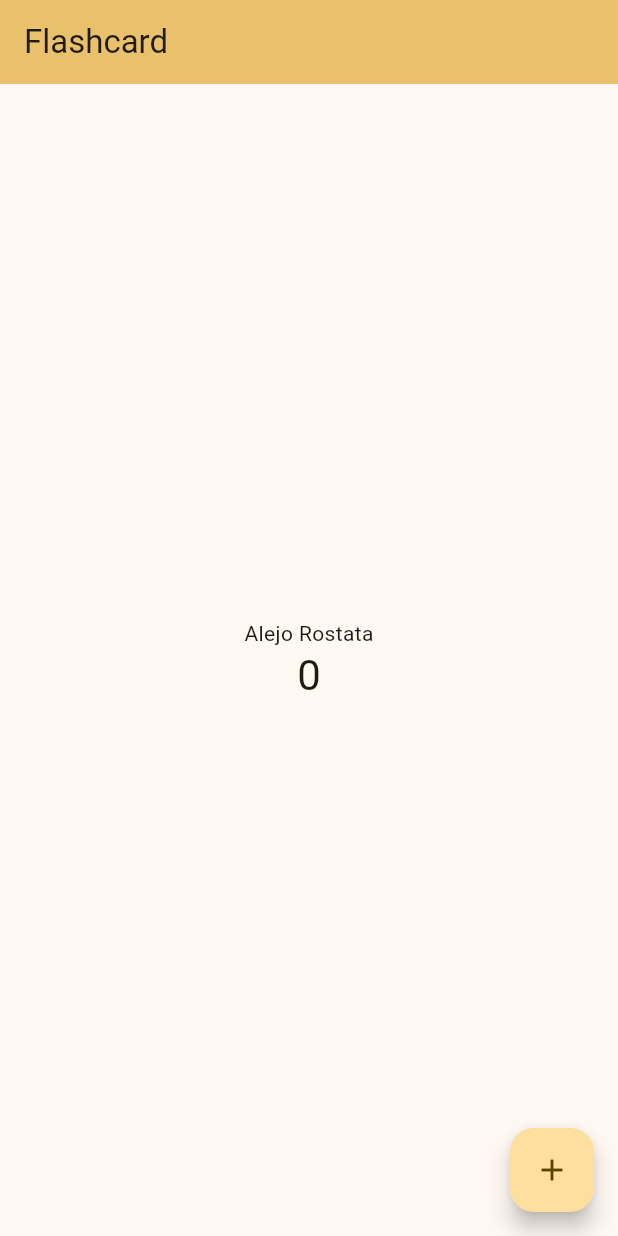
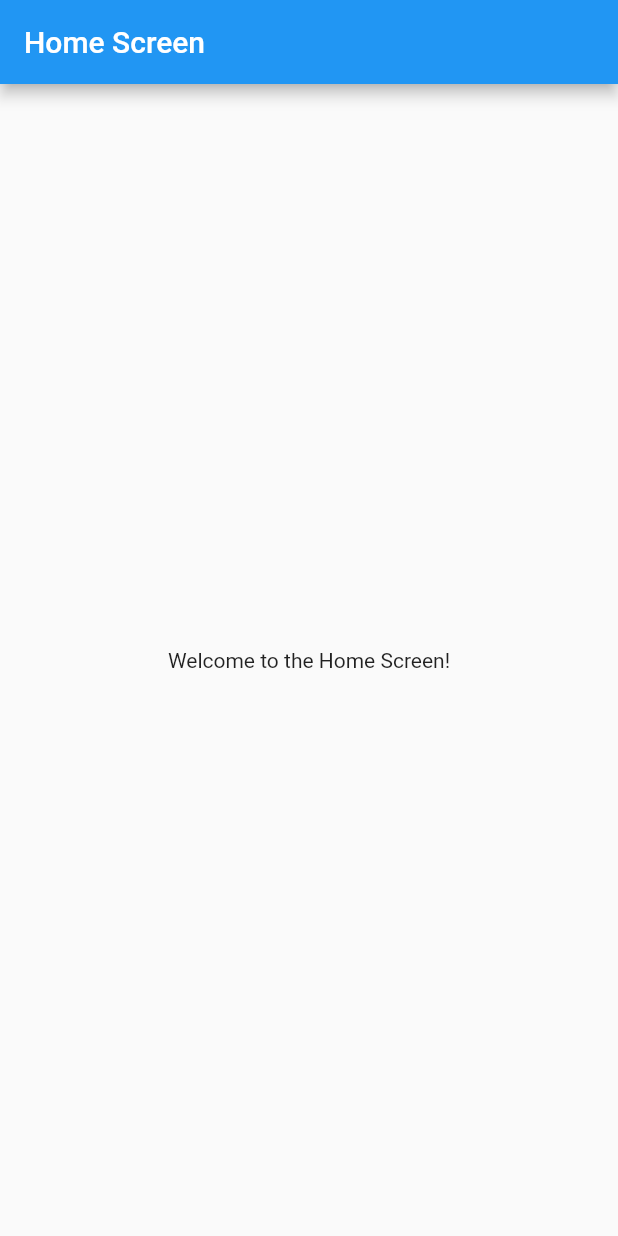
Before and after one commit to poralcode/flashcard, a Flutter app: the screen it shows after launch, on a phone screen of 412 x 824 dp. Run offline on Flutter 3.47's test engine with Material 2 defaults, Android fonts, the phone set to English and light mode, and no system bars.

Commit message:
Added Splash Screen

```diff
--- a/lib/main.dart
+++ b/lib/main.dart
@@ -7,119 +7,61 @@ void main() {
 class MyApp extends StatelessWidget {
   const MyApp({super.key});
 
-  // This widget is the root of your application.
+  // This widget is the root of the application.
   @override
   Widget build(BuildContext context) {
     return MaterialApp(
       title: 'Flashcard',
       theme: ThemeData(
-        // This is the theme of your application.
-        //
-        // TRY THIS: Try running your application with "flutter run". You'll see
-        // the application has a blue toolbar. Then, without quitting the app,
-        // try changing the seedColor in the colorScheme below to Colors.green
-        // and then invoke "hot reload" (save your changes or press the "hot
-        // reload" button in a Flutter-supported IDE, or press "r" if you used
-        // the command line to start the app).
-        //
-        // Notice that the counter didn't reset back to zero; the application
-        // state is not lost during the reload. To reset the state, use hot
-        // restart instead.
-        //
-        // This works for code too, not just values: Most code changes can be
-        // tested with just a hot reload.
-        colorScheme: ColorScheme.fromSeed(seedColor: Colors.amber),
-        useMaterial3: true,
+        primarySwatch: Colors.blue,
       ),
-      home: const MyHomePage(title: 'Flashcard'),
+      home: const SplashScreen(), // Use SplashScreen as the initial route
+      routes: {
+        '/home': (context) => const HomeScreen(), // Define your main screen
+      },
     );
   }
 }
 
-class MyHomePage extends StatefulWidget {
-  const MyHomePage({super.key, required this.title});
-
-  // This widget is the home page of your application. It is stateful, meaning
-  // that it has a State object (defined below) that contains fields that affect
-  // how it looks.
-
-  // This class is the configuration for the state. It holds the values (in this
-  // case the title) provided by the parent (in this case the App widget) and
-  // used by the build method of the State. Fields in a Widget subclass are
-  // always marked "final".
-
-  final String title;
-
+class SplashScreen extends StatefulWidget {
+  const SplashScreen({Key? key}) : super(key: key);
   @override
-  State<MyHomePage> createState() => _MyHomePageState();
+  SplashScreenState createState() => SplashScreenState();
 }
 
-class _MyHomePageState extends State<MyHomePage> {
-  int _counter = 0;
-
-  void _incrementCounter() {
-    setState(() {
-      // This call to setState tells the Flutter framework that something has
-      // changed in this State, which causes it to rerun the build method below
-      // so that the display can reflect the updated values. If we changed
-      // _counter without calling setState(), then the build method would not be
-      // called again, and so nothing would appear to happen.
-      _counter++;
+class SplashScreenState extends State<SplashScreen> {
+  @override
+  void initState() {
+    super.initState();
+    // Initialize data before showing the main screen: Fetch list of flashcard items from database.
+    Future.delayed(const Duration(seconds: 3), () {
+      Navigator.pushReplacementNamed(
+          context, '/home'); // Navigate to the main screen
     });
   }
 
   @override
   Widget build(BuildContext context) {
-    // This method is rerun every time setState is called, for instance as done
-    // by the _incrementCounter method above.
-    //
-    // The Flutter framework has been optimized to make rerunning build methods
-    // fast, so that you can just rebuild anything that needs updating rather
-    // than having to individually change instances of widgets.
-    return Scaffold(
-      appBar: AppBar(
-        // TRY THIS: Try changing the color here to a specific color (to
-        // Colors.amber, perhaps?) and trigger a hot reload to see the AppBar
-        // change color while the other colors stay the same.
-        backgroundColor: Theme.of(context).colorScheme.inversePrimary,
-        // Here we take the value from the MyHomePage object that was created by
-        // the App.build method, and use it to set our appbar title.
-        title: Text(widget.title),
+    return const Scaffold(
+      body: Center(
+        child: CircularProgressIndicator(), // Set any widget
       ),
-      body: Center(
-        // Center is a layout widget. It takes a single child and positions it
-        // in the middle of the parent.
-        child: Column(
-          // Column is also a layout widget. It takes a list of children and
-          // arranges them vertically. By default, it sizes itself to fit its
-          // children horizontally, and tries to be as tall as its parent.
-          //
-          // Column has various properties to control how it sizes itself and
-          // how it positions its children. Here we use mainAxisAlignment to
-          // center the children vertically; the main axis here is the vertical
-          // axis because Columns are vertical (the cross axis would be
-          // horizontal).
-          //
-          // TRY THIS: Invoke "debug painting" (choose the "Toggle Debug Paint"
-          // action in the IDE, or press "p" in the console), to see the
-          // wireframe for each widget.
-          mainAxisAlignment: MainAxisAlignment.center,
-          children: <Widget>[
-            const Text(
-              'Alejo Rostata',
-            ),
-            Text(
-              '$_counter',
-              style: Theme.of(context).textTheme.headlineMedium,
-            ),
-          ],
-        ),
-      ),
-      floatingActionButton: FloatingActionButton(
-        onPressed: _incrementCounter,
-        tooltip: 'Increment',
-        child: const Icon(Icons.add),
-      ), // This trailing comma makes auto-formatting nicer for build methods.
     );
   }
 }
+
+/* Home Screen */
+class HomeScreen extends StatelessWidget {
+  const HomeScreen({super.key});
+  @override
+  Widget build(BuildContext context) {
+    return Scaffold(
+      appBar: AppBar(
+        title: const Text('Home Screen'),
+      ),
+      body: const Center(
+        child: Text('Welcome to the Home Screen!'),
+      ),
+    );
+  }
+}
```
